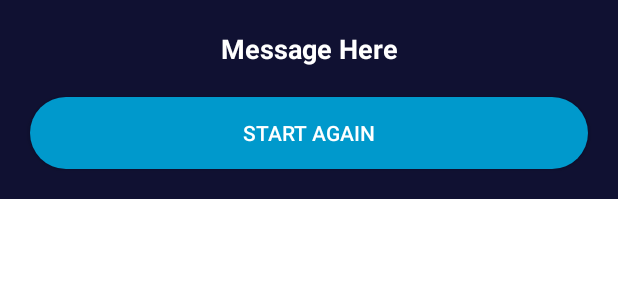
After one commit to quynhpn2610/CS-300_TicTacToeApp, an Android app: the layout win_dialog_layout.xml on its own in the app's theme, with its tools: preview values and no code run, on a phone screen of 412 x 824 dp. The commit adds this screen. Shown: the top 300 px of the screen. Run offline under Robolectric (Android 15) with nearby library versions, the phone set to English and light mode, and no system bars.

```diff
--- a/app/src/main/res/layout/offline_activity_main.xml
+++ b/app/src/main/res/layout/offline_activity_main.xml
@@ -88,6 +88,7 @@
         android:layout_marginBottom="50dp">
 
         <LinearLayout
+            android:id="@+id/layout1"
             android:layout_width="match_parent"
             android:layout_height="match_parent"
             android:orientation="horizontal"
@@ -130,6 +131,7 @@
                 android:padding="20dp" />
         </LinearLayout>
         <LinearLayout
+            android:id="@+id/layout2"
             android:layout_width="match_parent"
             android:layout_height="match_parent"
             android:orientation="horizontal"
@@ -172,6 +174,7 @@
                 android:padding="20dp" />
         </LinearLayout>
         <LinearLayout
+            android:id="@+id/layout3"
             android:layout_width="match_parent"
             android:layout_height="match_parent"
             android:orientation="horizontal"
--- /dev/null
+++ b/app/src/main/res/layout/win_dialog_layout.xml
@@ -0,0 +1,40 @@
+<?xml version="1.0" encoding="utf-8"?>
+<RelativeLayout xmlns:android="http://schemas.android.com/apk/res/android"
+    android:layout_width="match_parent"
+    android:layout_height="match_parent">
+
+    <LinearLayout
+        android:layout_width="match_parent"
+        android:layout_height="wrap_content"
+        android:background="@color/dark_blue"
+        android:orientation="vertical">
+
+        <TextView
+            android:id="@+id/messageTxt"
+            android:layout_width="match_parent"
+            android:layout_height="wrap_content"
+            android:gravity="center"
+            android:layout_marginTop="20dp"
+            android:layout_marginStart="20dp"
+            android:layout_marginEnd="20dp"
+            android:text="Message Here"
+            android:textColor="#FFFFFF"
+            android:textSize="18sp"
+            android:textStyle="bold"/>
+
+        <androidx.appcompat.widget.AppCompatButton
+            android:id="@+id/startAgainBtn"
+            android:layout_width="match_parent"
+            android:layout_height="wrap_content"
+            android:layout_margin="20dp"
+            android:background="@drawable/round_back_blue1000"
+            android:textColor="#FFFFFF"
+            android:text="Start Again"
+            />
+
+
+
+
+    </LinearLayout>
+
+</RelativeLayout>
```
Also changed, not shown: app/src/main/java/com/example/tictactoe/MainActivity_Offline.java (+179 -1 lines), app/src/main/java/com/example/tictactoe/WinDialog.java (added, +42 -0 lines).
